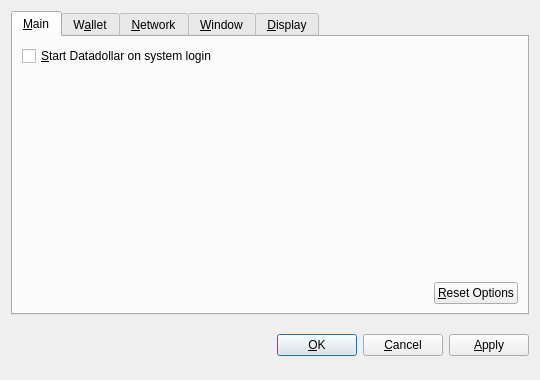
This is src/qt/forms/optionsdialog.ui in shapiroisme/datadollar as Qt 5 draws it before an edit. The edited form follows.
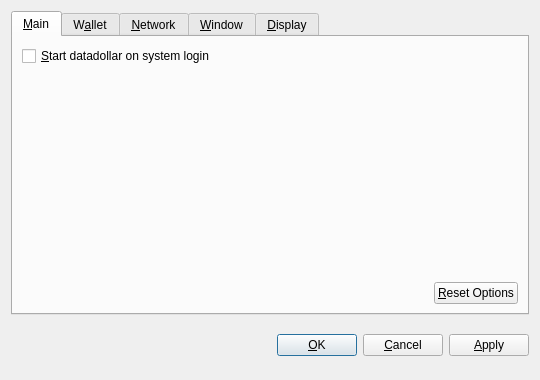
This is the edited form. Custom widgets are drawn as their Qt base class.

Diff of the .ui file:
```diff
--- a/src/qt/forms/optionsdialog.ui
+++ b/src/qt/forms/optionsdialog.ui
@@ -36,7 +36,7 @@
           <string>Automatically start Datadollar after logging in to the system.</string>
          </property>
          <property name="text">
-          <string>&amp;Start Datadollar on system login</string>
+          <string>&amp;Start datadollar on system login</string>
          </property>
         </widget>
        </item>
```
Left out of the diff: 10 changed lines with no effect on the pictures.
